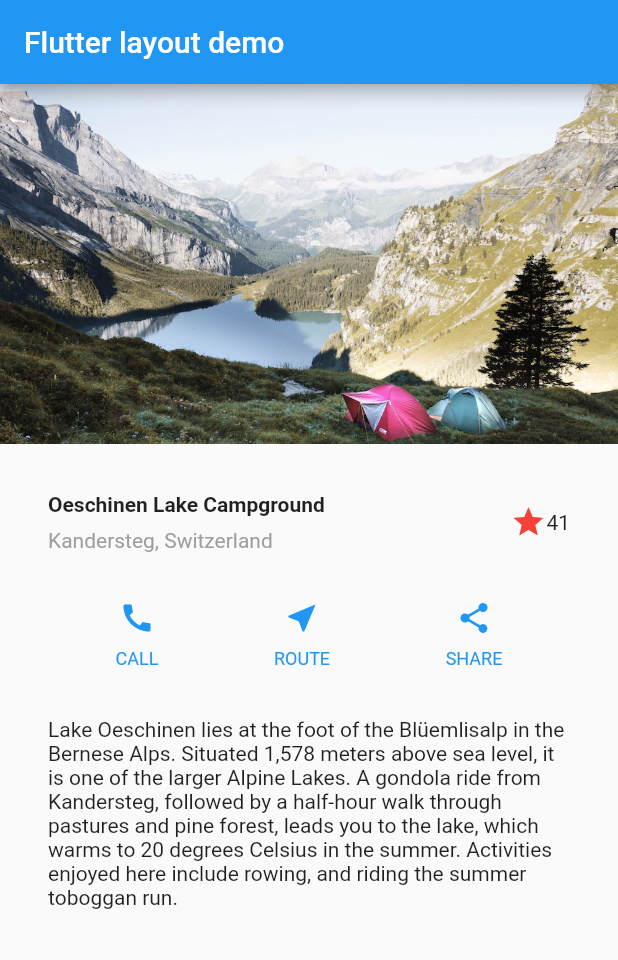
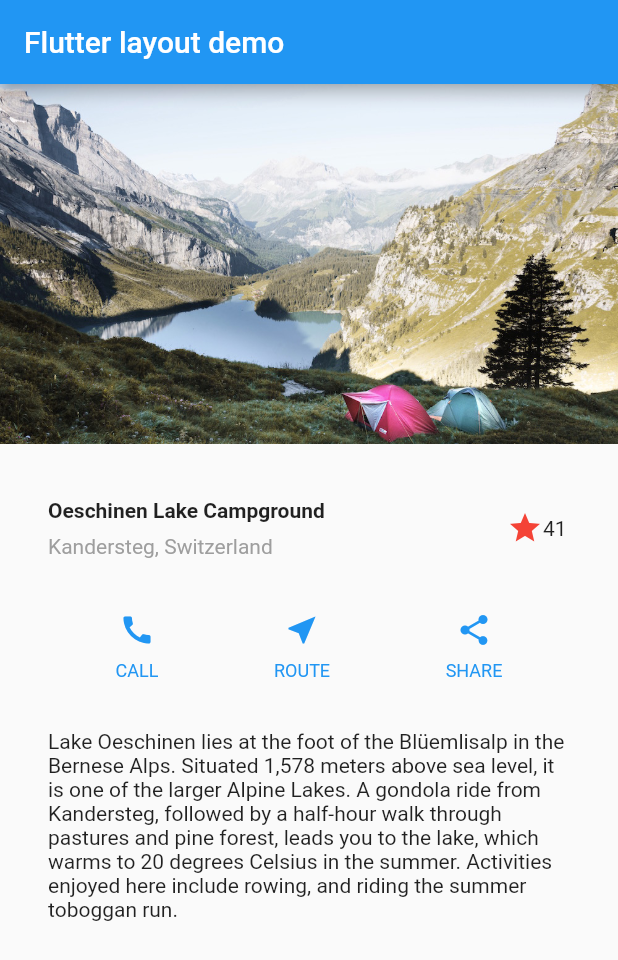
Before and after one commit to e-koma/women_chat, a Flutter app: the screen it shows after launch, on a phone screen of 412 x 824 dp. Shown: the top 960 px of the screen. Run offline on Flutter 3.47's test engine with Material 2 defaults, Android fonts, the light colour scheme and no system bars.

Commit message:
add FavoriteWidget

```diff
--- a/lib/main.dart
+++ b/lib/main.dart
@@ -36,11 +36,7 @@ class MyApp extends StatelessWidget {
             ),
           ),
           /*3*/
-          Icon(
-            Icons.star,
-            color: Colors.red[500],
-          ),
-          const Text('41'),
+          FavoriteWidget(),
         ],
       ),
     );
@@ -124,6 +120,7 @@ class _FavoriteWidgetState extends State<FavoriteWidget> {
   int _favoriteCount = 41;
 
   void _toggleFavorite() {
+    // setStateで再描画
     setState(() {
       if (_isFavorited) {
         _favoriteCount -= 1;
```
